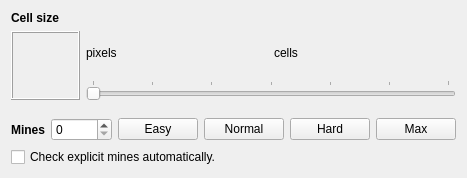
The window that widgets/FormSettingsMineSweeper.ui (Takashi-Inoue/EzPuzzles) describes before a commit, drawn with Qt 5.
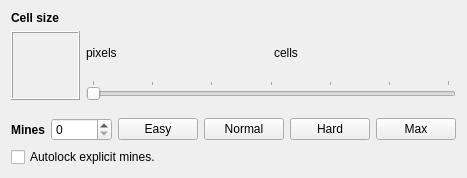
The same window after the commit.

Commit message: Removed final image of Mine Sweeper.

The edit to the form file:
```diff
--- a/widgets/FormSettingsMineSweeper.ui
+++ b/widgets/FormSettingsMineSweeper.ui
@@ -230,7 +230,7 @@
    <item>
     <widget class="QCheckBox" name="checkBoxAutoLock">
      <property name="text">
-      <string>Check explicit mines automatically.</string>
+      <string>Autolock explicit mines.</string>
      </property>
     </widget>
    </item>
```
The commit also changes 69 other files.
